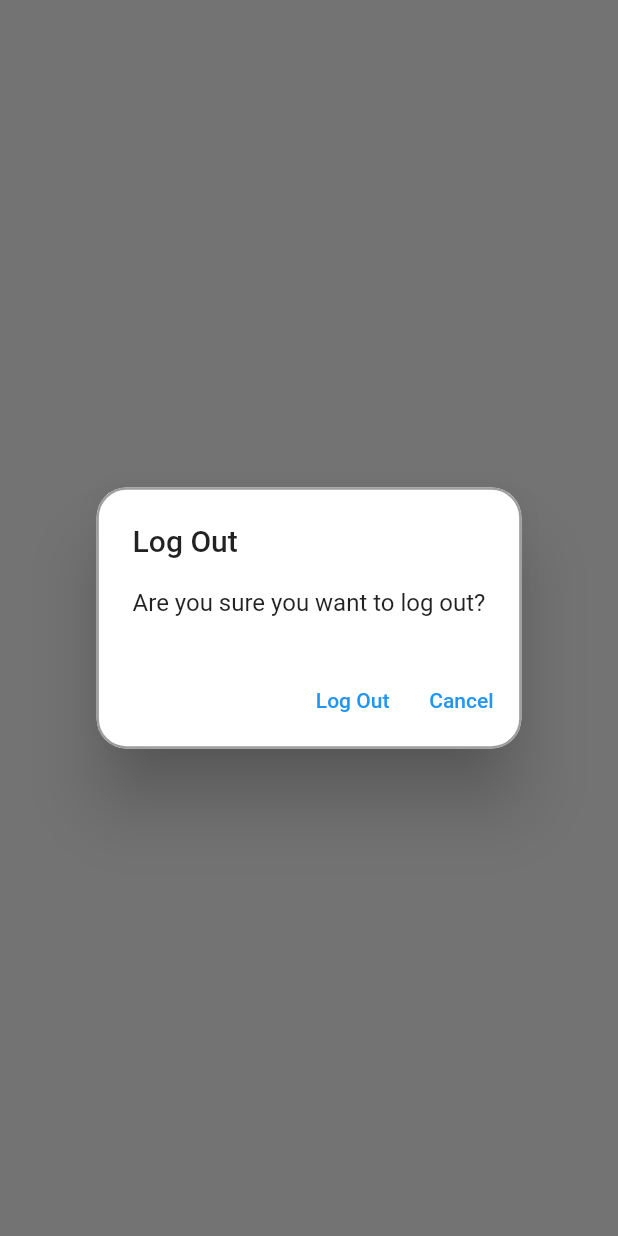
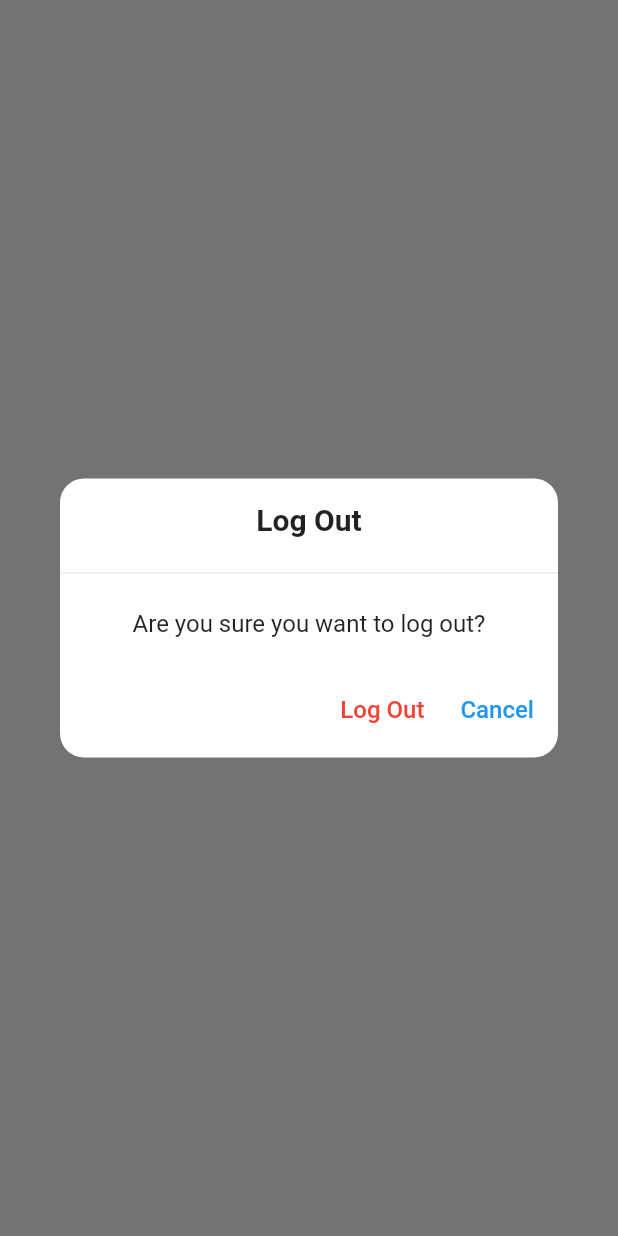
Before and after one commit to Sama-3li-2002/prog_jobs_grad, a Flutter app: what showLogoutDialog() shows on an empty page, opened directly, on a phone screen of 412 x 824 dp. Run offline on Flutter 3.47's test engine with Material 2 defaults, Android fonts, the phone set to English and light mode, and no system bars; our stand-ins replace auto_size_text, carousel_slider, cloud_firestore, file_picker, firebase_auth, firebase_core and 4 more; missing offline and left inert: flutter_pdfview; accounts and stored records are empty; network calls fail.

Commit message:
sama upadates8

```diff
--- a/lib/view/customWidget/DrawerWidget.dart
+++ b/lib/view/customWidget/DrawerWidget.dart
@@ -242,35 +242,78 @@ Widget BuildMenuItems(BuildContext context) {
   );
 }
 
+
 void showLogoutDialog(BuildContext context) {
   showDialog(
     context: context,
     builder: (BuildContext context) {
-      return AlertDialog(
-        title: Text("Log Out"),
-        content: Text("Are you sure you want to log out?"),
-        elevation: 20,
+      return Dialog(
         shape: RoundedRectangleBorder(
-            borderRadius: BorderRadius.circular(20),
-            side: BorderSide(color: Colors.grey, width: 1.5)),
-        actions: [
+          borderRadius: BorderRadius.circular(16.0),
+        ),
+        elevation: 0,
+        backgroundColor: Colors.transparent,
+        child: Container(
+          decoration: BoxDecoration(
+            color: Colors.white,
+            borderRadius: BorderRadius.circular(16.0),
+          ),
+          child: Column(
+            mainAxisSize: MainAxisSize.min,
+            children: [
+              Padding(
+                padding: EdgeInsets.all(16.0),
+                child: Text(
+                  "Log Out",
+                  style: TextStyle(
+                    fontSize: 20,
+                    fontWeight: FontWeight.bold,
+                  ),
+                ),
+              ),
+              Divider(),
+              Padding(
+                padding: EdgeInsets.all(16.0),
+                child: Text(
+                  "Are you sure you want to log out?",
+                  style: TextStyle(fontSize: 16),
+                ),
+              ),
+              ButtonBar(
+                alignment: MainAxisAlignment.end,
+                children: [
                   TextButton(
                     onPressed: () {
                       FirebaseAuthController.fireAuthHelper.signOut();
-              Navigator.of(context)
-                  .pushReplacement(MaterialPageRoute(builder: (context) {
+                      Navigator.of(context).pushReplacement(MaterialPageRoute(builder: (context) {
                         return UserTypeScreen();
                       }));
                     },
-            child: Text("Log Out"),
+                    child: Text(
+                      "Log Out",
+                      style: TextStyle(
+                        color: Colors.red,
+                        fontSize: 16,
+                      ),
+                    ),
                   ),
                   TextButton(
                     onPressed: () {
                       Navigator.of(context).pop();
                     },
-            child: Text("Cancel"),
+                    child: Text(
+                      "Cancel",
+                      style: TextStyle(
+                        color: Colors.blue,
+                        fontSize: 16,
+                      ),
+                    ),
                   ),
                 ],
+              ),
+            ],
+          ),
+        ),
       );
     },
   );
--- a/lib/view/screens/CompanyScreens/CompanyInfoScreen.dart
+++ b/lib/view/screens/CompanyScreens/CompanyInfoScreen.dart
@@ -58,7 +58,7 @@ class _CompanyInfoState extends State<CompanyInfo> {
                                     child: Icon(
                                       Icons.arrow_back_ios,
                                       color: Colors.white,
-                                      size: SizeConfig.scaleWidth(14),
+                                      size: SizeConfig.scaleWidth(20),
                                     ),
                                   )),
                               Padding(
@@ -74,7 +74,7 @@ class _CompanyInfoState extends State<CompanyInfo> {
                                     },
                                     child: Icon(Icons.edit_sharp,
                                         color: Colors.white,
-                                        size: SizeConfig.scaleWidth(20)),
+                                        size: SizeConfig.scaleWidth(23)),
                                   )),
                             ],
                           ),
--- a/lib/view/screens/CompanyScreens/MessagesCom.dart
+++ b/lib/view/screens/CompanyScreens/MessagesCom.dart
@@ -72,7 +72,6 @@ class _MessageComState extends State<MessageCom> {
                           }));
                         },
                         child: Card(
-                          elevation: 4,
                           shape: RoundedRectangleBorder(
                             borderRadius: BorderRadius.circular(8),
                           ),
--- a/lib/view/screens/CompanyScreens/com_home.dart
+++ b/lib/view/screens/CompanyScreens/com_home.dart
@@ -372,7 +372,7 @@ class _ComHomeScreenState extends State<ComHomeScreen> {
                       child: Row(
                         children: [
                           TextStyleWidget(
-                            'All Jobs:',
+                            'Available Jobs:',
                             Color(0xffcbb523),
                             SizeConfig.scaleTextFont(15),
                             FontWeight.w500,
--- a/lib/view/screens/ProgrammerScreen/JobsDetails.dart
+++ b/lib/view/screens/ProgrammerScreen/JobsDetails.dart
@@ -170,7 +170,7 @@ class _JobsDetailsState extends State<JobsDetails> {
                       alignment: Alignment.centerRight,
                       child: TextStyleWidget(
                           widget.items.isNotEmpty
-                              ? widget.items[0].salary ?? ""
+                              ? widget.items[0].salary!+""+r"$/month"  ?? ""
                               : "No Salary",
                           Color(0xff000000),
                           SizeConfig.scaleTextFont(15),
@@ -184,7 +184,7 @@ class _JobsDetailsState extends State<JobsDetails> {
                     Container(
                       width: double.infinity,
                       child: Card(
-                        elevation: 7,
+                        elevation: 2,
                         shape: RoundedRectangleBorder(
                           borderRadius: BorderRadius.circular(8),
                         ),
@@ -206,7 +206,7 @@ class _JobsDetailsState extends State<JobsDetails> {
                     TextStyleWidget("required skills:", Color(0xff4C5175),
                         SizeConfig.scaleTextFont(15), FontWeight.w500),
                     Card(
-                      elevation: 7,
+                      elevation: 2,
                       shape: RoundedRectangleBorder(
                         borderRadius: BorderRadius.circular(8),
                       ),
--- a/lib/view/screens/ProgrammerScreen/MessagesProg.dart
+++ b/lib/view/screens/ProgrammerScreen/MessagesProg.dart
@@ -75,7 +75,6 @@ class _MessagesProgState extends State<MessagesProg> {
                           }));
                         },
                         child: Card(
-                          elevation: 4,
                           shape: RoundedRectangleBorder(
                             borderRadius: BorderRadius.circular(8),
                           ),
--- a/lib/view/screens/ProgrammerScreen/ProfileInfoScreen.dart
+++ b/lib/view/screens/ProgrammerScreen/ProfileInfoScreen.dart
@@ -121,7 +121,6 @@ class _ProfileInfoState extends State<ProfileInfo> {
                           height: SizeConfig.scaleHeight(30),
                         ),
                         Card(
-                          elevation: 10,
                           shape: RoundedRectangleBorder(
                             borderRadius: BorderRadius.only(
                                 topLeft: Radius.circular(50),
@@ -134,12 +133,12 @@ class _ProfileInfoState extends State<ProfileInfo> {
                               right: SizeConfig.scaleWidth(20),
                             ),
                             child: Container(
-                              constraints: BoxConstraints(minHeight: 380),
+                              constraints: BoxConstraints(minHeight: 420),
                               width: double.infinity,
                               child: Column(
                                 children: [
                                   SizedBox(
-                                    height: SizeConfig.scaleHeight(15),
+                                    height: SizeConfig.scaleHeight(25),
                                   ),
                                   Align(
                                       alignment: Alignment.bottomLeft,
--- a/lib/view/screens/ProgrammerScreen/home.dart
+++ b/lib/view/screens/ProgrammerScreen/home.dart
@@ -467,7 +467,7 @@ class _HomeScreenState extends State<HomeScreen> {
                           horizontal: SizeConfig.scaleWidth(10)),
                       child: Row(
                         children: [
-                          TextStyleWidget('All Jobs:', Color(0xffcbb523),
+                          TextStyleWidget('Available Jobs:', Color(0xffcbb523),
                               SizeConfig.scaleTextFont(15), FontWeight.w500),
                           Spacer(),
                           InkWell(
```
Also changed, not shown: lib/view/screens/CompanyScreens/AddNewJobScreen.dart (+15 -6 lines), lib/view/screens/CompanyScreens/CompanyInfoEditScreen.dart (+17 -6 lines), lib/view/screens/CompanyScreens/EditJobScreen.dart (+91 -53 lines), lib/view/screens/CompanyScreens/JobsCompanyDetailsScreen.dart (+4 -4 lines), lib/view/screens/CompanyScreens/no_of_request.dart (+12 -19 lines), lib/view/screens/ProgrammerScreen/ProfileInfoEditScreen.dart (+20 -11 lines). Lines whose indentation alone changed are shown as unchanged.
